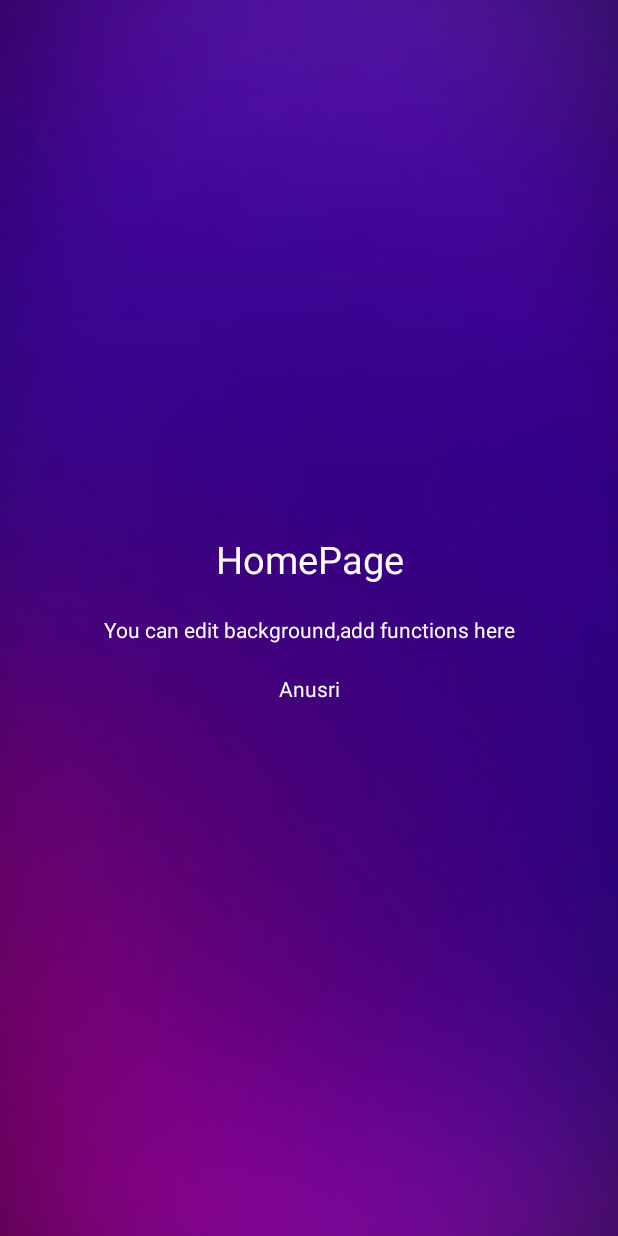
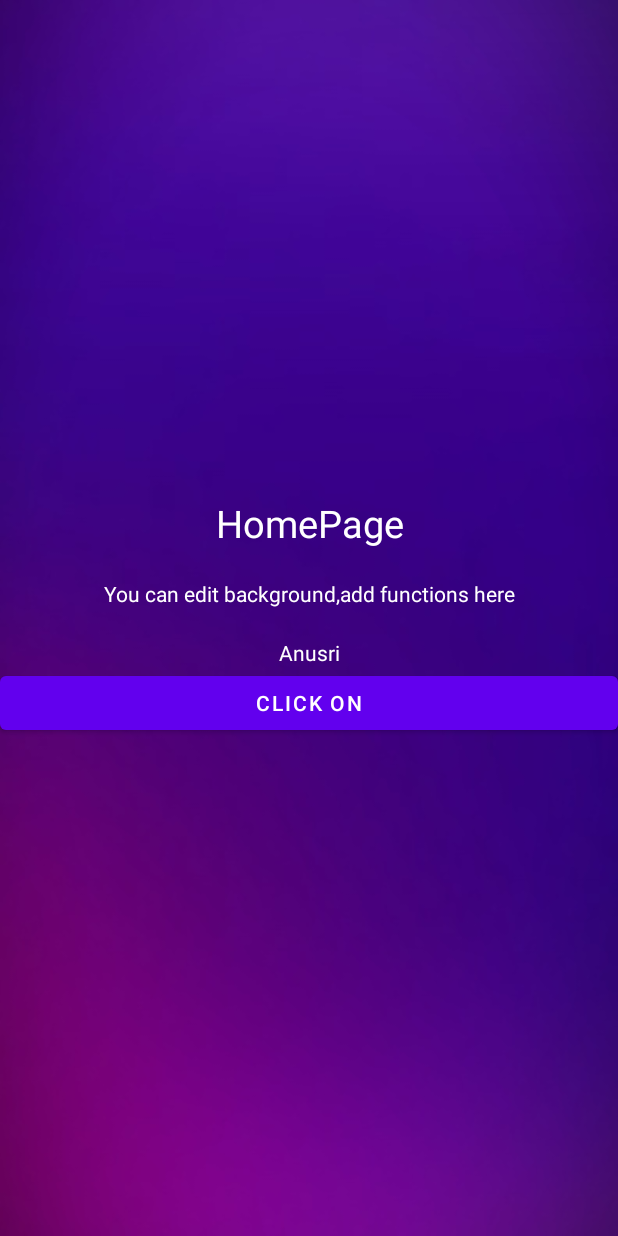
Before and after one commit to nishanthan22/Reverb, an Android app: the screen it shows after launch (HomePage), on a phone screen of 412 x 824 dp. Run offline under Robolectric (Android 15) with nearby library versions, the phone set to English and light mode, and no system bars; Roboto replaces fonts that are not available here.

Commit message:
button update

```diff
--- a/app/src/main/res/layout/activity_home_page.xml
+++ b/app/src/main/res/layout/activity_home_page.xml
@@ -29,5 +29,9 @@
         android:gravity="center"
         android:textColor="#fff"
         />
+    <Button
+        android:layout_width="match_parent"
+        android:layout_height="wrap_content"
+        android:text="Click On"/>
 
 </LinearLayout>
```
